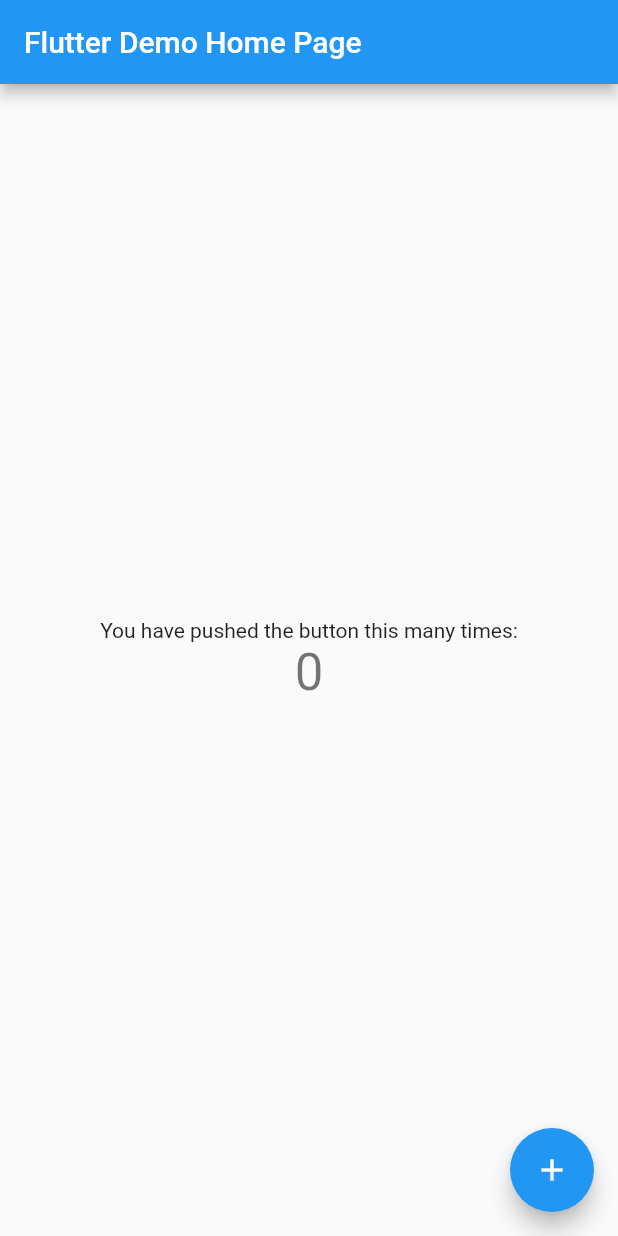
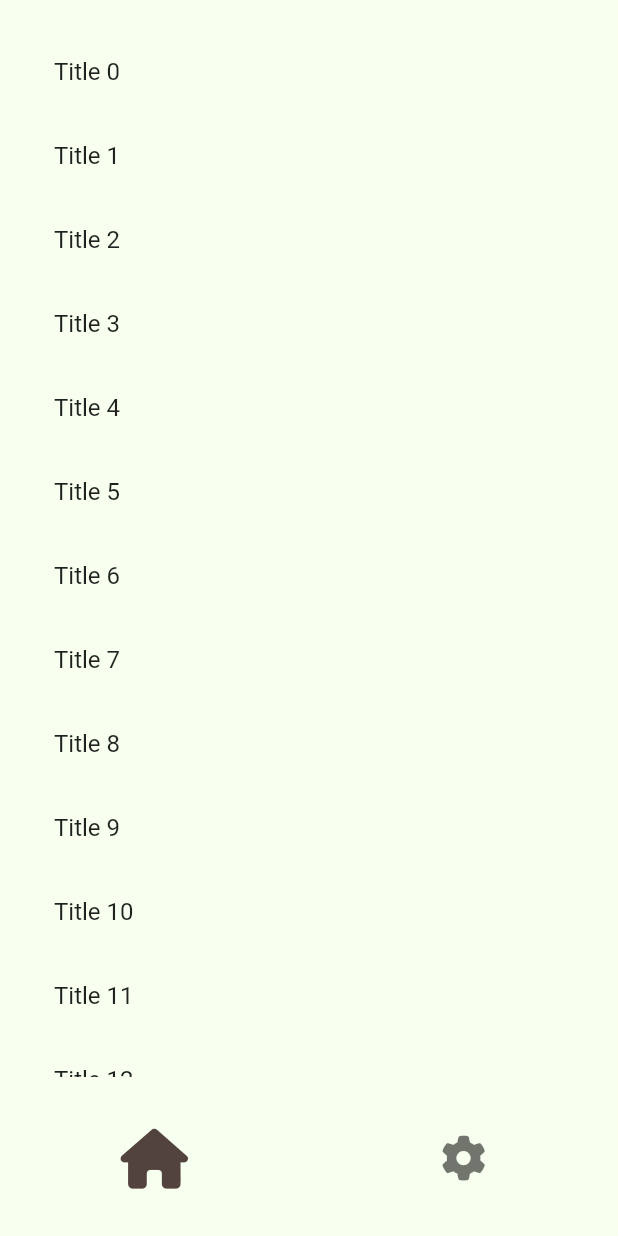
Before and after one commit to Ivan-Goncharov/expensive_tracker, a Flutter app: the screen it shows after launch, on a phone screen of 412 x 824 dp. Run offline on Flutter 3.47's test engine with Material 2 defaults, Android fonts, the phone set to English and light mode, and no system bars; our stand-ins replace bloc, flutter_bloc, font_awesome_flutter, get_it.

```diff
--- /dev/null
+++ b/lib/get_it.dart
@@ -0,0 +1,11 @@
+import 'package:expensive_tracker_app/units/navigation/components/cubit/bottom_hide_cubit.dart';
+import 'package:expensive_tracker_app/units/navigation/cubit/navigation_cubit.dart';
+import 'package:get_it/get_it.dart';
+
+final getIt = GetIt.instance;
+
+void setupGetIt() {
+  /// Bloc and Cubit
+  getIt.registerFactory(() => NavigatorCubit());
+  getIt.registerFactory(() => BottomHideCubit());
+}
--- a/lib/main.dart
+++ b/lib/main.dart
@@ -1,115 +1,20 @@
+import 'package:expensive_tracker_app/get_it.dart';
+import 'package:expensive_tracker_app/theme.dart';
+import 'package:expensive_tracker_app/units/navigation/nav_screen.dart';
 import 'package:flutter/material.dart';
 
 void main() {
+  setupGetIt();
   runApp(const MyApp());
 }
 
 class MyApp extends StatelessWidget {
   const MyApp({super.key});
-
-  // This widget is the root of your application.
   @override
   Widget build(BuildContext context) {
     return MaterialApp(
-      title: 'Flutter Demo',
-      theme: ThemeData(
-        // This is the theme of your application.
-        //
-        // Try running your application with "flutter run". You'll see the
-        // application has a blue toolbar. Then, without quitting the app, try
-        // changing the primarySwatch below to Colors.green and then invoke
-        // "hot reload" (press "r" in the console where you ran "flutter run",
-        // or simply save your changes to "hot reload" in a Flutter IDE).
-        // Notice that the counter didn't reset back to zero; the application
-        // is not restarted.
-        primarySwatch: Colors.blue,
-      ),
-      home: const MyHomePage(title: 'Flutter Demo Home Page'),
+      theme: MyThemeApp.lightColorScheme,
+      home: const NavScreen(),
     );
   }
 }
-
-class MyHomePage extends StatefulWidget {
-  const MyHomePage({super.key, required this.title});
-
-  // This widget is the home page of your application. It is stateful, meaning
-  // that it has a State object (defined below) that contains fields that affect
-  // how it looks.
-
-  // This class is the configuration for the state. It holds the values (in this
-  // case the title) provided by the parent (in this case the App widget) and
-  // used by the build method of the State. Fields in a Widget subclass are
-  // always marked "final".
-
-  final String title;
-
-  @override
-  State<MyHomePage> createState() => _MyHomePageState();
-}
-
-class _MyHomePageState extends State<MyHomePage> {
-  int _counter = 0;
-
-  void _incrementCounter() {
-    setState(() {
-      // This call to setState tells the Flutter framework that something has
-      // changed in this State, which causes it to rerun the build method below
-      // so that the display can reflect the updated values. If we changed
-      // _counter without calling setState(), then the build method would not be
-      // called again, and so nothing would appear to happen.
-      _counter++;
-    });
-  }
-
-  @override
-  Widget build(BuildContext context) {
-    // This method is rerun every time setState is called, for instance as done
-    // by the _incrementCounter method above.
-    //
-    // The Flutter framework has been optimized to make rerunning build methods
-    // fast, so that you can just rebuild anything that needs updating rather
-    // than having to individually change instances of widgets.
-    return Scaffold(
-      appBar: AppBar(
-        // Here we take the value from the MyHomePage object that was created by
-        // the App.build method, and use it to set our appbar title.
-        title: Text(widget.title),
-      ),
-      body: Center(
-        // Center is a layout widget. It takes a single child and positions it
-        // in the middle of the parent.
-        child: Column(
-          // Column is also a layout widget. It takes a list of children and
-          // arranges them vertically. By default, it sizes itself to fit its
-          // children horizontally, and tries to be as tall as its parent.
-          //
-          // Invoke "debug painting" (press "p" in the console, choose the
-          // "Toggle Debug Paint" action from the Flutter Inspector in Android
-          // Studio, or the "Toggle Debug Paint" command in Visual Studio Code)
-          // to see the wireframe for each widget.
-          //
-          // Column has various properties to control how it sizes itself and
-          // how it positions its children. Here we use mainAxisAlignment to
-          // center the children vertically; the main axis here is the vertical
-          // axis because Columns are vertical (the cross axis would be
-          // horizontal).
-          mainAxisAlignment: MainAxisAlignment.center,
-          children: <Widget>[
-            const Text(
-              'You have pushed the button this many times:',
-            ),
-            Text(
-              '$_counter',
-              style: Theme.of(context).textTheme.headline4,
-            ),
-          ],
-        ),
-      ),
-      floatingActionButton: FloatingActionButton(
-        onPressed: _incrementCounter,
-        tooltip: 'Increment',
-        child: const Icon(Icons.add),
-      ), // This trailing comma makes auto-formatting nicer for build methods.
-    );
-  }
-}
--- /dev/null
+++ b/lib/theme.dart
@@ -0,0 +1,72 @@
+import 'package:flutter/material.dart';
+
+/// Тема приложения
+class MyThemeApp {
+  static final lightColorScheme = ThemeData(
+    colorScheme: const ColorScheme(
+      brightness: Brightness.light,
+      primary: Color(0xFF9B4427),
+      onPrimary: Color(0xFFFFFFFF),
+      primaryContainer: Color(0xFFFFDBD0),
+      onPrimaryContainer: Color(0xFF390B00),
+      secondary: Color(0xFF6A5F00),
+      onSecondary: Color(0xFFFFFFFF),
+      secondaryContainer: Color(0xFFF7E467),
+      onSecondaryContainer: Color(0xFF201C00),
+      tertiary: Color(0xFF934B00),
+      onTertiary: Color(0xFFFFFFFF),
+      tertiaryContainer: Color(0xFFFFDCC5),
+      onTertiaryContainer: Color(0xFF301400),
+      error: Color(0xFFBA1A1A),
+      errorContainer: Color(0xFFFFDAD6),
+      onError: Color(0xFFFFFFFF),
+      onErrorContainer: Color(0xFF410002),
+      background: Color(0xFFF7FFEE),
+      onBackground: Color(0xFF012200),
+      surface: Color(0xFFF7FFEE),
+      onSurface: Color(0xFF012200),
+      surfaceVariant: Color(0xFFF5DED7),
+      onSurfaceVariant: Color(0xFF53433F),
+      outline: Color(0xFF85736E),
+      onInverseSurface: Color(0xFFCBFFB7),
+      inverseSurface: Color(0xFF043900),
+      inversePrimary: Color(0xFFFFB59D),
+      shadow: Color(0xFF000000),
+      surfaceTint: Color(0xFF9B4427),
+    ),
+  );
+
+  static final darkTheme = ThemeData(
+    colorScheme: const ColorScheme(
+      brightness: Brightness.dark,
+      primary: Color(0xFFFFB59D),
+      onPrimary: Color(0xFF5D1800),
+      primaryContainer: Color(0xFF7C2E12),
+      onPrimaryContainer: Color(0xFFFFDBD0),
+      secondary: Color(0xFFDAC84E),
+      onSecondary: Color(0xFF373100),
+      secondaryContainer: Color(0xFF504700),
+      onSecondaryContainer: Color(0xFFF7E467),
+      tertiary: Color(0xFFFFB782),
+      onTertiary: Color(0xFF4F2500),
+      tertiaryContainer: Color(0xFF703800),
+      onTertiaryContainer: Color(0xFFFFDCC5),
+      error: Color(0xFFFFB4AB),
+      errorContainer: Color(0xFF93000A),
+      onError: Color(0xFF690005),
+      onErrorContainer: Color(0xFFFFDAD6),
+      background: Color(0xFF012200),
+      onBackground: Color(0xFFB2F49C),
+      surface: Color(0xFF012200),
+      onSurface: Color(0xFFB2F49C),
+      surfaceVariant: Color(0xFF53433F),
+      onSurfaceVariant: Color(0xFFD8C2BC),
+      outline: Color(0xFFA08D87),
+      onInverseSurface: Color(0xFF012200),
+      inverseSurface: Color(0xFFB2F49C),
+      inversePrimary: Color(0xFF9B4427),
+      shadow: Color(0xFF000000),
+      surfaceTint: Color(0xFFFFB59D),
+    ),
+  );
+}
--- /dev/null
+++ b/lib/units/home/view/home_screen.dart
@@ -0,0 +1,29 @@
+import 'package:expensive_tracker_app/units/navigation/cubit/navigation_cubit.dart';
+import 'package:flutter/material.dart';
+import 'package:flutter/src/widgets/container.dart';
+import 'package:flutter/src/widgets/framework.dart';
+import 'package:flutter_bloc/flutter_bloc.dart';
+
+class HomeScreen extends StatelessWidget {
+  const HomeScreen({super.key});
+
+  @override
+  Widget build(BuildContext context) {
+    final colors = Theme.of(context).colorScheme;
+    final navState = BlocProvider.of<NavigatorCubit>(context).state
+        as NavigationChangePageState;
+    return Scaffold(
+      backgroundColor: colors.background,
+      body: Padding(
+        padding: const EdgeInsets.all(20),
+        child: ListView.builder(
+          controller: navState.scrollController,
+          itemBuilder: (_, index) => ListTile(
+            title: Text('Title $index'),
+          ),
+          itemCount: 20,
+        ),
+      ),
+    );
+  }
+}
--- /dev/null
+++ b/lib/units/navigation/components/bottom_hide_bar.dart
@@ -0,0 +1,51 @@
+import 'package:expensive_tracker_app/get_it.dart';
+import 'package:expensive_tracker_app/units/navigation/components/cubit/bottom_hide_cubit.dart';
+import 'package:expensive_tracker_app/units/navigation/cubit/navigation_cubit.dart';
+import 'package:flutter/material.dart';
+import 'package:flutter_bloc/flutter_bloc.dart';
+
+/// Виджет для скрывающегося нижнего бара навигации.
+/// Принимает данный виджет навигации.
+class BottomHideBar extends StatelessWidget {
+  final Widget widget;
+  const BottomHideBar({super.key, required this.widget});
+
+  @override
+  Widget build(BuildContext context) {
+    final navState = BlocProvider.of<NavigatorCubit>(context).state
+        as NavigationChangePageState;
+    return BlocProvider(
+      create: (_) =>
+          getIt<BottomHideCubit>()..initial(navState.scrollController),
+      child: _BottomHideBarBody(widget),
+    );
+  }
+}
+
+class _BottomHideBarBody extends StatelessWidget {
+  final Widget widget;
+  const _BottomHideBarBody(this.widget);
+
+  @override
+  Widget build(BuildContext context) {
+    return BlocBuilder<BottomHideCubit, BottomHideState>(
+      builder: (context, state) {
+        if (state is BottomHideChangeState) {
+          return AnimatedContainer(
+            duration: const Duration(milliseconds: 200),
+            height: state.isHide
+                ? 0
+                : kBottomNavigationBarHeight +
+                    MediaQuery.of(context).viewInsets.bottom +
+                    30,
+            child: Wrap(
+              children: [widget],
+            ),
+          );
+        } else {
+          return const SizedBox();
+        }
+      },
+    );
+  }
+}
--- /dev/null
+++ b/lib/units/navigation/components/cubit/bottom_hide_cubit.dart
@@ -0,0 +1,39 @@
+import 'package:bloc/bloc.dart';
+import 'package:flutter/material.dart';
+import 'package:flutter/rendering.dart';
+
+part 'bottom_hide_state.dart';
+
+class BottomHideCubit extends Cubit<BottomHideState> {
+  BottomHideCubit() : super(BottomHideInitial());
+
+  bool isHide = false;
+
+  void initial(ScrollController scrollController) {
+    emit(BottomHideChangeState(isHide));
+    scrollController.addListener(
+      () {
+        final direction = scrollController.position.userScrollDirection;
+        if (direction == ScrollDirection.forward) {
+          show();
+        } else if (direction == ScrollDirection.reverse) {
+          hide();
+        }
+      },
+    );
+  }
+
+  void hide() {
+    if (!isHide) {
+      isHide = true;
+      emit(BottomHideChangeState(isHide));
+    }
+  }
+
+  void show() {
+    if (isHide) {
+      isHide = false;
+      emit(BottomHideChangeState(isHide));
+    }
+  }
+}
--- /dev/null
+++ b/lib/units/navigation/components/cubit/bottom_hide_state.dart
@@ -0,0 +1,11 @@
+part of 'bottom_hide_cubit.dart';
+
+@immutable
+abstract class BottomHideState {}
+
+class BottomHideInitial extends BottomHideState {}
+
+class BottomHideChangeState extends BottomHideState {
+  final bool isHide;
+  BottomHideChangeState(this.isHide);
+}
--- /dev/null
+++ b/lib/units/navigation/cubit/navigation_cubit.dart
@@ -0,0 +1,23 @@
+import 'package:bloc/bloc.dart';
+import 'package:flutter/material.dart';
+
+part 'navigation_state.dart';
+
+class NavigatorCubit extends Cubit<NavigationState> {
+  NavigatorCubit() : super(NavigationInitial());
+
+  /// Индекс текущей страницы.
+  var _currentPage = 0;
+
+  /// Контроллер для прокрутки списка трат.
+  final _scrollController = ScrollController();
+
+  void changePage(int index) {
+    _currentPage = index;
+    emit(NavigationChangePageState(_currentPage, _scrollController));
+  }
+
+  void initial() {
+    emit(NavigationChangePageState(_currentPage, _scrollController));
+  }
+}
--- /dev/null
+++ b/lib/units/navigation/cubit/navigation_state.dart
@@ -0,0 +1,11 @@
+part of 'navigation_cubit.dart';
+
+abstract class NavigationState {}
+
+class NavigationInitial extends NavigationState {}
+
+class NavigationChangePageState extends NavigationState {
+  final int currentPage;
+  final ScrollController scrollController;
+  NavigationChangePageState(this.currentPage, this.scrollController);
+}
--- /dev/null
+++ b/lib/units/navigation/nav_screen.dart
@@ -0,0 +1,74 @@
+import 'package:expensive_tracker_app/get_it.dart';
+import 'package:expensive_tracker_app/units/home/view/home_screen.dart';
+import 'package:expensive_tracker_app/units/navigation/components/bottom_hide_bar.dart';
+import 'package:expensive_tracker_app/units/navigation/cubit/navigation_cubit.dart';
+import 'package:expensive_tracker_app/units/settings/view/settings_screen.dart';
+import 'package:flutter/material.dart';
+import 'package:flutter_bloc/flutter_bloc.dart';
+import 'package:font_awesome_flutter/font_awesome_flutter.dart';
+
+/// Главный виджет с навигацией по приложению
+class NavScreen extends StatelessWidget {
+  const NavScreen({super.key});
+
+  @override
+  Widget build(BuildContext context) {
+    return BlocProvider(
+      create: (_) => getIt<NavigatorCubit>()..initial(),
+      child: const _NavScreenBody(),
+    );
+  }
+}
+
+final _pages = [
+  const HomeScreen(),
+  const SettingsScreen(),
+];
+
+class _NavScreenBody extends StatelessWidget {
+  const _NavScreenBody();
+
+  @override
+  Widget build(BuildContext context) {
+    final colors = Theme.of(context).colorScheme;
+    return BlocBuilder<NavigatorCubit, NavigationState>(
+      builder: (context, state) {
+        if (state is NavigationChangePageState) {
+          return Scaffold(
+            backgroundColor: colors.background,
+            body: _pages[state.currentPage],
+            bottomNavigationBar: BottomHideBar(
+              widget: BottomNavigationBar(
+                elevation: 0,
+                iconSize: 30,
+                selectedIconTheme:
+                    IconThemeData(color: colors.onSurfaceVariant, size: 40),
+                backgroundColor: colors.background,
+                currentIndex: state.currentPage,
+                showSelectedLabels: false,
+                showUnselectedLabels: false,
+                onTap: BlocProvider.of<NavigatorCubit>(context).changePage,
+                items: const [
+                  BottomNavigationBarItem(
+                    icon: FaIcon(
+                      FontAwesomeIcons.house,
+                    ),
+                    label: 'Главная',
+                  ),
+                  BottomNavigationBarItem(
+                    icon: FaIcon(
+                      FontAwesomeIcons.gear,
+                    ),
+                    label: 'Настройки',
+                  )
+                ],
+              ),
+            ),
+          );
+        } else {
+          return const SizedBox();
+        }
+      },
+    );
+  }
+}
--- /dev/null
+++ b/lib/units/settings/view/settings_screen.dart
@@ -0,0 +1,18 @@
+import 'package:flutter/material.dart';
+import 'package:flutter/src/widgets/container.dart';
+import 'package:flutter/src/widgets/framework.dart';
+
+class SettingsScreen extends StatelessWidget {
+  const SettingsScreen({super.key});
+
+  @override
+  Widget build(BuildContext context) {
+    final colors = Theme.of(context).colorScheme;
+    return Scaffold(
+      backgroundColor: colors.background,
+      body: const Center(
+        child: Text('Settings'),
+      ),
+    );
+  }
+}
--- a/pubspec.yaml
+++ b/pubspec.yaml
@@ -36,6 +36,10 @@ dependencies:
   # The following adds the Cupertino Icons font to your application.
   # Use with the CupertinoIcons class for iOS style icons.
   cupertino_icons: ^1.0.2
+  flutter_bloc: ^8.1.1
+  bloc: ^8.1.0
+  get_it: ^7.2.0
+  font_awesome_flutter: ^10.2.1
 
 dev_dependencies:
   flutter_test:
```
Also changed, not shown: pubspec.lock.
